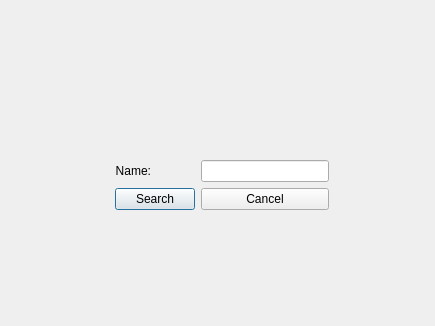
First picture: the form in dialog.ui, repository ivanboika/eyaiis, before the edit.
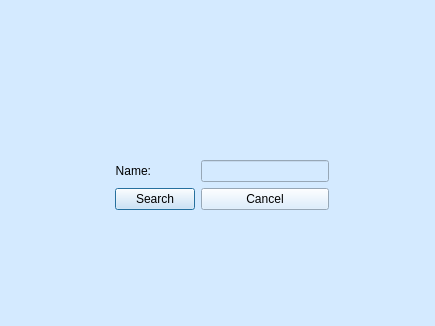
Second picture: the form after the edit.

Commit message: wow new colors

```diff
--- a/dialog.ui
+++ b/dialog.ui
@@ -13,6 +13,12 @@
   <property name="windowTitle">
    <string>Dialog</string>
   </property>
+  <property name="styleSheet">
+   <string notr="true">background-color: rgb(252, 225, 255);
+background-color: rgb(212, 234, 255);
+border-color: rgb(0, 0, 0);
+selection-color: rgb(199, 255, 208);</string>
+  </property>
   <widget class="QWidget" name="formLayoutWidget">
    <property name="geometry">
     <rect>
@@ -34,6 +40,9 @@
     </item>
     <item row="1" column="0">
      <widget class="QPushButton" name="pushButton">
+      <property name="styleSheet">
+       <string notr="true"/>
+      </property>
       <property name="text">
        <string>Search</string>
       </property>
@@ -44,6 +53,9 @@
       <property name="text">
        <string>Cancel</string>
       </property>
+      <property name="checkable">
+       <bool>false</bool>
+      </property>
      </widget>
     </item>
     <item row="0" column="0">
```
The commit also changes 4 other files.
